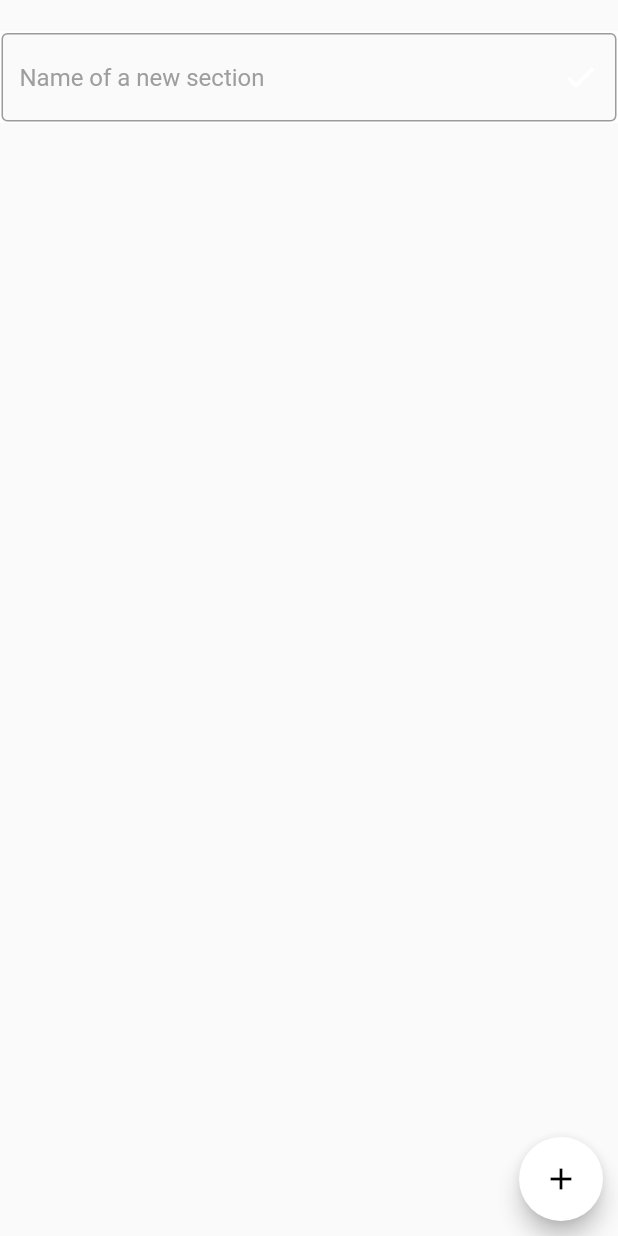
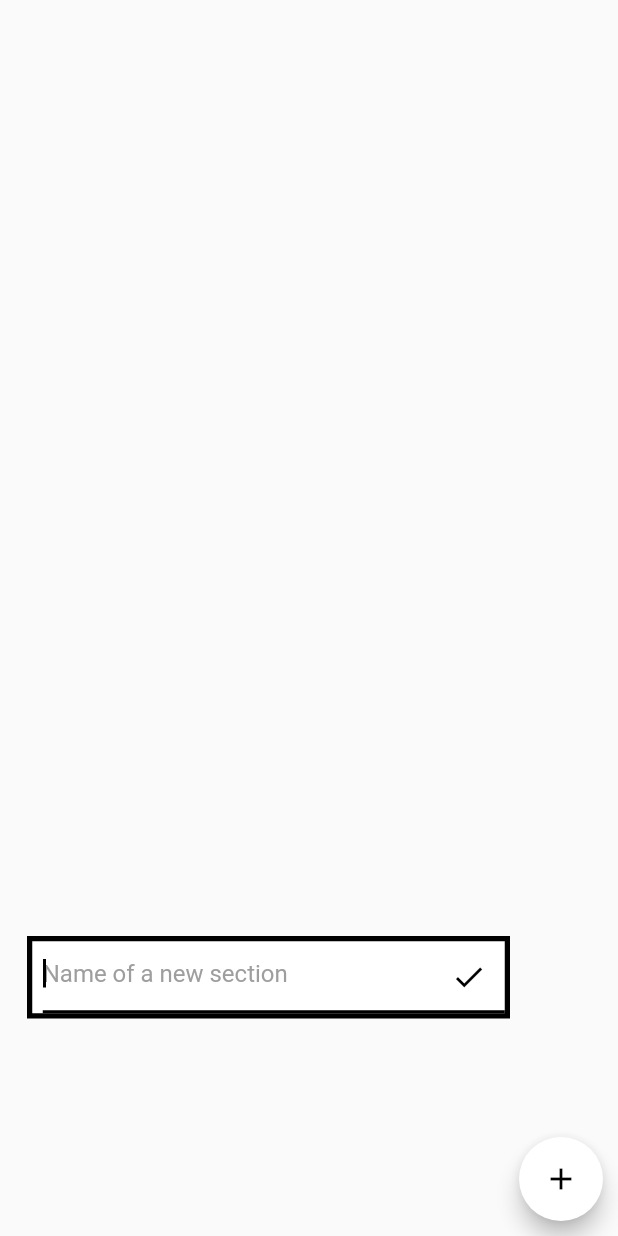
Before and after one commit to pawelfloryan/pocket-gym-trainer, a Flutter app: the SectionPage widget shown alone on an empty page, opened directly, after a tap on the "add" icon, on a phone screen of 412 x 824 dp. Run offline on Flutter 3.47's test engine with Material 2 defaults, Android fonts, the phone set to English and light mode, and no system bars; our stand-ins replace flutter_slidable, image_picker; network calls fail.

Commit message:
Deleting the sections works + TextField styled

```diff
--- a/lib/page/section_page.dart
+++ b/lib/page/section_page.dart
@@ -19,6 +19,8 @@ class _SectionPageState extends State<SectionPage> {
   final _textController = TextEditingController();
   String userPost = '';
   bool notClicked = false;
+  double click = 1;
+  double temp = 1;
 
   List<Section> sections = <Section>[];
   List<Section> newSections = <Section>[];
@@ -47,8 +49,12 @@ class _SectionPageState extends State<SectionPage> {
         .then((value) => setState(() {}));
   }
 
-  void deleteData() async {
+  void deleteData(String sectionId) async {
     await SectionService().deleteSection(sectionId);
+    getData();
+    sectionDelete.id = sectionId;
+    newSectionsDelete = sections;
+    newSectionsDelete.remove(sectionDelete);
     Future.delayed(const Duration(milliseconds: 10))
         .then((value) => setState(() {}));
   }
@@ -58,39 +64,32 @@ class _SectionPageState extends State<SectionPage> {
       userPost = _textController.text;
       sectionCreate.name = userPost;
       createData();
-      for (var section in sections) {
-        print(section.name);
-        newSections.add(section);
-      }
-      sections = newSections;
       Future.delayed(const Duration(milliseconds: 10))
         .then((value) => setState(() {}));
-      getData();
       notClicked = false;
+      _textController.text = "";
     });
   }
 
   void deleteSection(String id) {
     setState(() {
       sectionId = id;
-      deleteData();
-      sectionDelete.id = sectionId;
-      sections.remove(sectionDelete);
-
-      for (var section in sections) {
-        print(section.name);
-        newSectionsDelete.add(section);
-      }
+      deleteData(sectionId);
       sections = newSectionsDelete;
-      //sections = newSections;
-     getData();
       //List<Section> newList = sections.where((section) => section.id != sectionId).toList();
     });
   }
 
   Future<void> textFieldShow() async {
     setState(() {
+      click += 1;
+      temp = click / 2;
+      if(temp % 1 == 0){
         notClicked = true;
+      }else{
+        notClicked = false;
+      }
+      print(click);
     });
   }
 
@@ -227,13 +226,6 @@ class _SectionPageState extends State<SectionPage> {
           child: Container(
             margin:
                 const EdgeInsets.only(left: 0, top: 0, right: 10, bottom: 10),
-            //decoration: BoxDecoration(
-            //  shape: BoxShape.circle,
-            //  border: Border.all(
-            //    color: Colors.black,
-            //    width: 2.5
-            //  )
-            //),
             child: FloatingActionButton(
               backgroundColor: Colors.white,
               onPressed: textFieldShow,
@@ -248,25 +240,33 @@ class _SectionPageState extends State<SectionPage> {
           visible: notClicked,
           child: Container(
             margin:
-                const EdgeInsets.only(left: 0, right: 0, top: 21, bottom: 5),
+                EdgeInsets.only(left: 18, right: 0, top: MediaQuery.of(context).size.height - 200, bottom: 5),
             child: Column(
               children: [
                 Container(
+                  width: MediaQuery.of(context).size.width - 90,
                   decoration:
-                      BoxDecoration(border: Border.all(color: Colors.white)),
+                      BoxDecoration(
+                        border: Border.all(
+                          color: Colors.black,
+                          width: 3.5
+                          ),
+                        color: Colors.white
+                      ),
+                  child: Container(
+                    margin: const EdgeInsets.only(
+                                left: 7, top: 0, right: 0, bottom: 0),
                     child: TextField(
-                    style: const TextStyle(
-                      color: Colors.white,
-                    ),
+                      autofocus: true,
                       controller: _textController,
                       decoration: InputDecoration(
                         hintText: 'Name of a new section',
                         hintStyle: TextStyle(color: Colors.grey),
-                      border: OutlineInputBorder(),
                         suffixIcon: IconButton(
-                        color: Colors.white,
+                          color: Colors.black,
                           onPressed: addSection,
                           icon: Icon((Icons.done)),
+                        ),
                       ),
                     ),
                   ),
```
Lines whose indentation alone changed are shown as unchanged.
